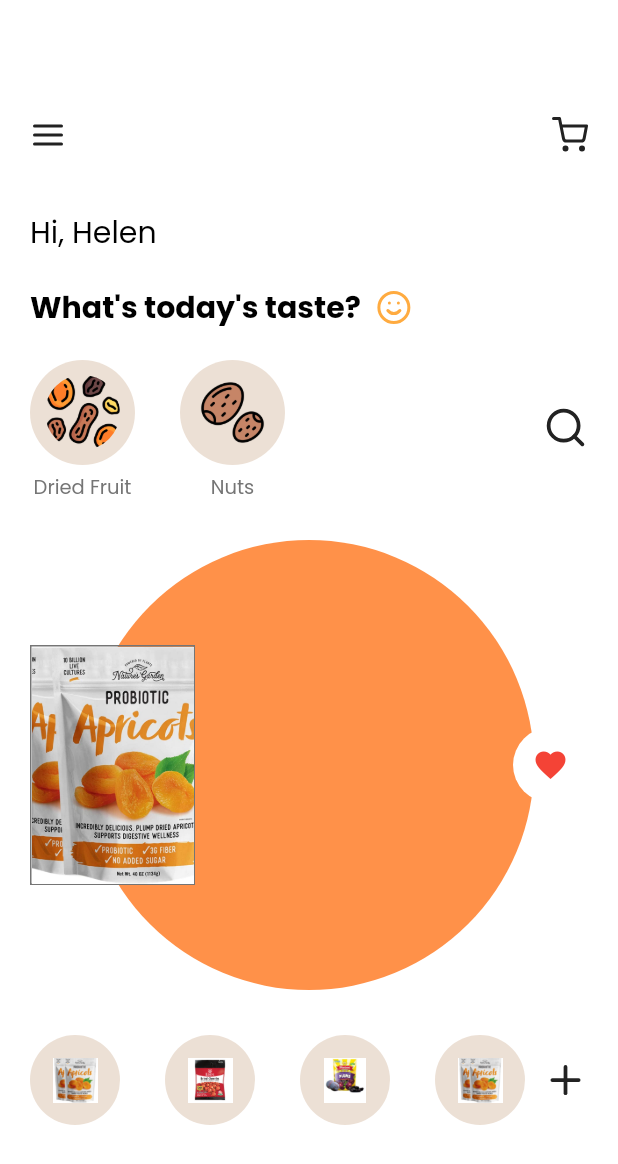
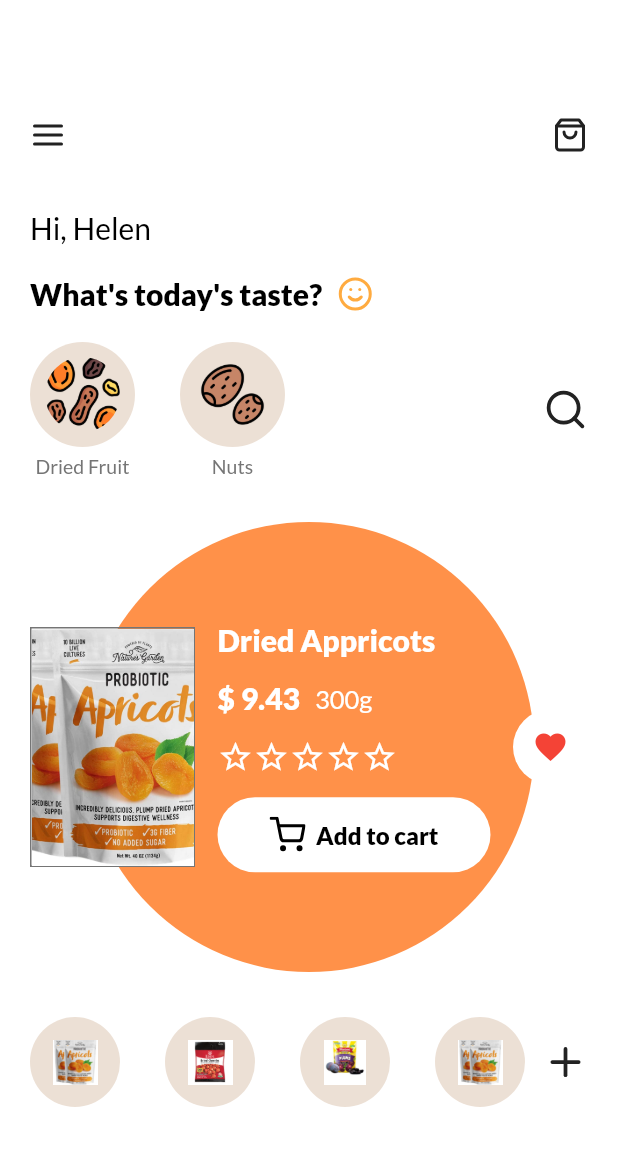
Before and after one commit to SubratDevop/Assignment-SearchingYard, a Flutter app: the screen it shows after launch, on a phone screen of 412 x 824 dp. Shown: the top 1164 px of the screen. Run offline on Flutter 3.47's test engine with Material 2 defaults, Android fonts, the light colour scheme and no system bars; our stand-ins replace flutter_feather_icons, google_fonts.

Commit message:
HomeScreen/ItemDetails Screen 10% pending

```diff
--- a/lib/Screens/HomeScreen/components/ItemDetailsCircle.dart
+++ b/lib/Screens/HomeScreen/components/ItemDetailsCircle.dart
@@ -1,7 +1,9 @@
+import 'package:assignment_searchingyard/widget/CustomeTittleText.dart';
 import 'package:flutter/material.dart';
 import 'package:flutter_feather_icons/flutter_feather_icons.dart';
 
 import '../../../Constants/Constants.dart';
+import '../../../widget/CustomSubTittle.dart';
 
 Widget ItemDetailsCircle() {
   return Stack(
@@ -35,8 +37,92 @@ Widget ItemDetailsCircle() {
                 ),
               ),
               Expanded(
-                  child: Container(
-                color: Colors.transparent,
+                  child: Padding(
+                padding: const EdgeInsets.symmetric(horizontal: 15.0),
+                child: Container(
+                  alignment: Alignment.center,
+                  child: Column(
+                    mainAxisAlignment: MainAxisAlignment.center,
+                    crossAxisAlignment: CrossAxisAlignment.start,
+                    children: [
+                      CustomeTittleText(text: "Dried Appricots",textColor:Colors.white) ,
+
+                       const SizedBox(
+                        height: 15,
+                      ),
+                      Row(
+                        mainAxisAlignment: MainAxisAlignment.start,
+                        children:  [
+                           CustomeTittleText(
+                            text: "\$ 9.43",
+                            textColor: Colors.white,
+
+                          ),
+                        const  SizedBox(width: 10,),
+                          CustomSubTittle(
+                            text: "300g",
+                            textColor: Colors.white,
+
+                          ),
+                        ],
+                      ),
+                       const SizedBox(
+                        height: 15,
+                      ),
+                      Row(
+                        mainAxisAlignment: MainAxisAlignment.start,
+                        children: const [
+                          Icon(
+                            Icons.star_border_outlined,
+                            color: Colors.white,
+                          ),
+                          Icon(
+                            Icons.star_border_outlined,
+                            color: Colors.white,
+                          ),
+                          Icon(
+                            Icons.star_border_outlined,
+                            color: Colors.white,
+                          ),
+                          Icon(
+                            Icons.star_border_outlined,
+                            color: Colors.white,
+                          ),
+                          Icon(
+                            Icons.star_border_outlined,
+                            color: Colors.white,
+                          ),
+                        ],
+                      ),
+                      const SizedBox(
+                        height: 15,
+                      ),
+                      Container(
+                        height: 50,
+
+                        decoration: BoxDecoration(color: Colors.white,
+                        borderRadius: BorderRadius.circular(30) ),
+                        child: Padding(
+                          padding: const EdgeInsets.all(10.0),
+                          child: Row(
+                            mainAxisAlignment: MainAxisAlignment.center,
+                            children: [
+                              const Icon(
+                                FeatherIcons.shoppingCart,
+                                color: Colors.black,
+                              ),
+                              const SizedBox(
+                                width: 7,
+                              ),
+                              CustomeTittleText(
+                                  text: "Add to cart", textSize: 16),
+                            ],
+                          ),
+                        ),
+                      ),
+                    ],
+                  ),
+                ),
               )),
               ClipOval(
                 child: Container(
--- a/lib/Screens/HomeScreen/components/appbar.dart
+++ b/lib/Screens/HomeScreen/components/appbar.dart
@@ -8,7 +8,7 @@ Widget appbar() {
       mainAxisAlignment: MainAxisAlignment.spaceBetween,
       children: const [
         Icon(FeatherIcons.menu),
-        Icon(FeatherIcons.shoppingCart),
+        Icon(FeatherIcons.shoppingBag),
       ],
     ),
   );
--- a/lib/widget/CustomSubTittle.dart
+++ b/lib/widget/CustomSubTittle.dart
@@ -11,7 +11,7 @@ class  CustomSubTittle extends StatelessWidget {
   @override
   Widget build(BuildContext context) {
     return Text(text,
-    style: GoogleFonts.poppins(fontSize:textSize ?? 17.0,fontWeight: FontWeight.normal,color:textColor ?? Colors.black),
+    style: GoogleFonts.lato(fontSize:textSize ?? 17.0,fontWeight: FontWeight.normal,color:textColor ?? Colors.black),
     );
   }
 }
--- a/lib/widget/CustomeTittleText.dart
+++ b/lib/widget/CustomeTittleText.dart
@@ -10,7 +10,7 @@ class  CustomeTittleText extends StatelessWidget {
   @override
   Widget build(BuildContext context) {
     return Text(text,
-    style: GoogleFonts.poppins(fontSize:textSize ?? 20.0,fontWeight: FontWeight.bold,color:textColor ?? Colors.black),
+    style: GoogleFonts.lato(fontSize:textSize ?? 20.0,fontWeight: FontWeight.w800,color:textColor ?? Colors.black),
     );
   }
 }
```
